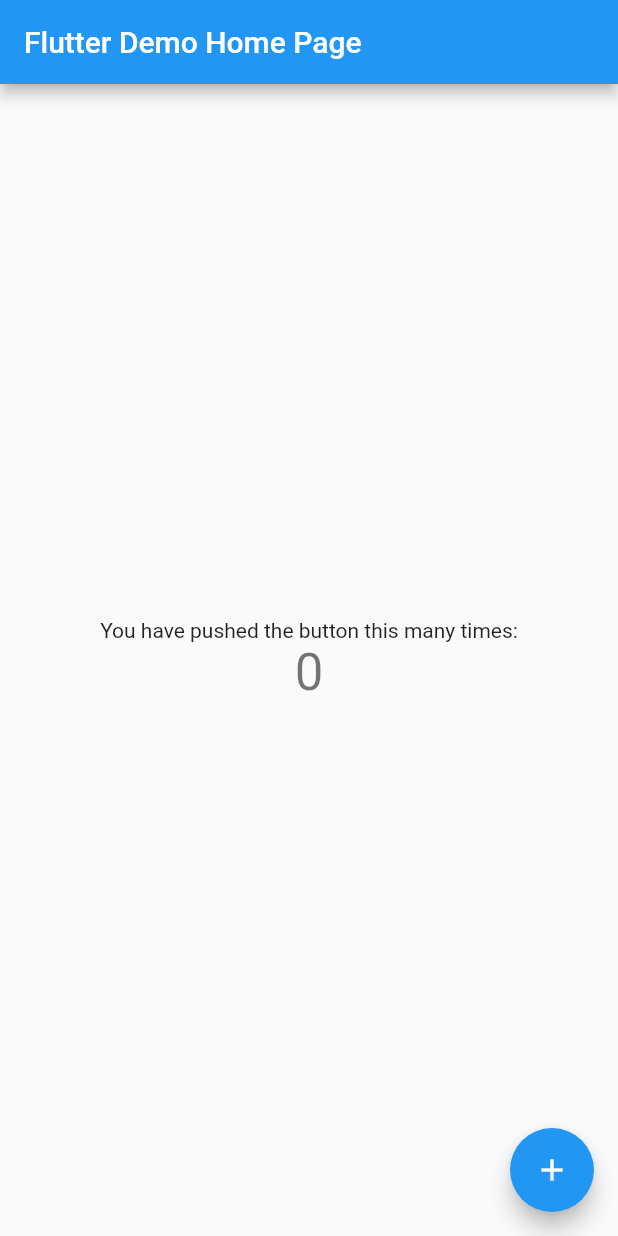
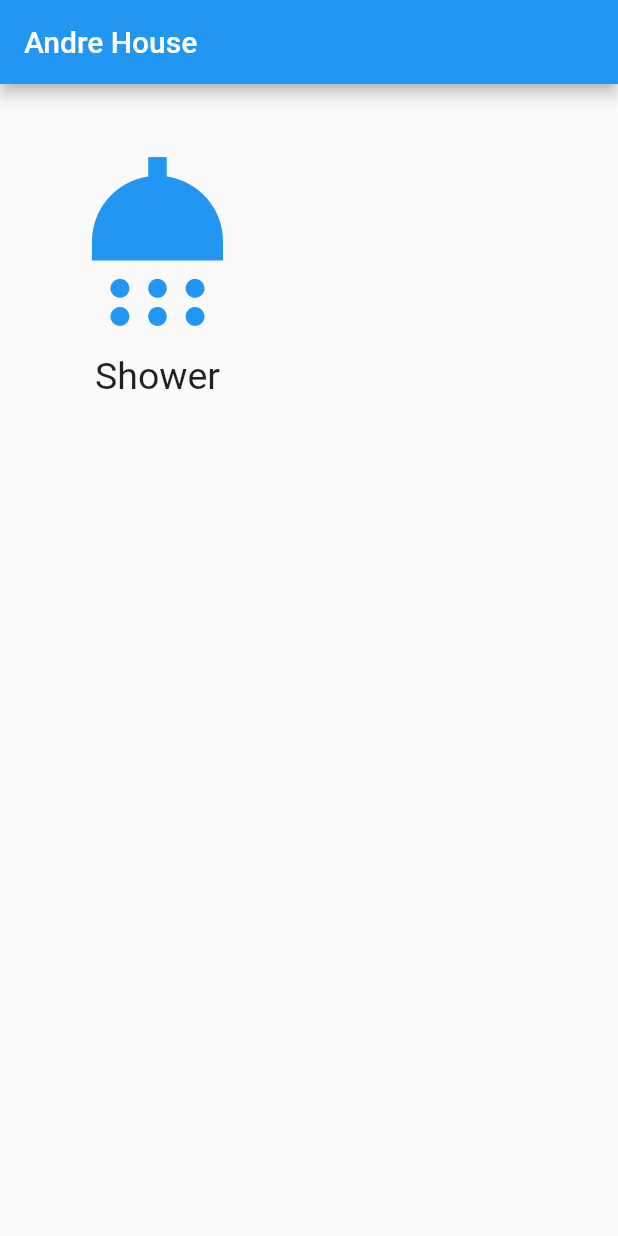
Before and after one commit to elizabethrlemar/AndreHouse, a Flutter app: the screen it shows after launch, on a phone screen of 412 x 824 dp. Run offline on Flutter 3.47's test engine with Material 2 defaults, Android fonts, the phone set to English and light mode, and no system bars.

Commit message:
Add shower widget

```diff
--- a/lib/main.dart
+++ b/lib/main.dart
@@ -1,115 +1,47 @@
 import 'package:flutter/material.dart';
 
-void main() {
-  runApp(const MyApp());
-}
+void main() => runApp(MyApp());
 
 class MyApp extends StatelessWidget {
-  const MyApp({Key? key}) : super(key: key);
-
   // This widget is the root of your application.
   @override
   Widget build(BuildContext context) {
     return MaterialApp(
-      title: 'Flutter Demo',
+      title: 'Flutter Icon Tutorial',
       theme: ThemeData(
-        // This is the theme of your application.
-        //
-        // Try running your application with "flutter run". You'll see the
-        // application has a blue toolbar. Then, without quitting the app, try
-        // changing the primarySwatch below to Colors.green and then invoke
-        // "hot reload" (press "r" in the console where you ran "flutter run",
-        // or simply save your changes to "hot reload" in a Flutter IDE).
-        // Notice that the counter didn't reset back to zero; the application
-        // is not restarted.
         primarySwatch: Colors.blue,
       ),
-      home: const MyHomePage(title: 'Flutter Demo Home Page'),
+      home: MyHomePage(),
     );
   }
 }
 
 class MyHomePage extends StatefulWidget {
-  const MyHomePage({Key? key, required this.title}) : super(key: key);
-
-  // This widget is the home page of your application. It is stateful, meaning
-  // that it has a State object (defined below) that contains fields that affect
-  // how it looks.
-
-  // This class is the configuration for the state. It holds the values (in this
-  // case the title) provided by the parent (in this case the App widget) and
-  // used by the build method of the State. Fields in a Widget subclass are
-  // always marked "final".
-
-  final String title;
-
   @override
-  State<MyHomePage> createState() => _MyHomePageState();
+  _MyHomePageState createState() => _MyHomePageState();
 }
 
 class _MyHomePageState extends State<MyHomePage> {
-  int _counter = 0;
-
-  void _incrementCounter() {
-    setState(() {
-      // This call to setState tells the Flutter framework that something has
-      // changed in this State, which causes it to rerun the build method below
-      // so that the display can reflect the updated values. If we changed
-      // _counter without calling setState(), then the build method would not be
-      // called again, and so nothing would appear to happen.
-      _counter++;
-    });
+  @override
+  Widget build(BuildContext context) {
+    return Scaffold(
+      appBar: AppBar(
+        title: Text('Andre House'),
+      ),
+      body: Column(children: <Widget>[
+        //icon with label below it
+        Container(
+          padding: EdgeInsets.all(30),
+          child: Column(
+            children: <Widget>[
+              Icon(Icons.shower, color:Colors.blue, size: 150),
+              Text('Shower', style: TextStyle(fontSize: 25)),
+            ],
+          ),
+        )
+      ]),
+    );
   }
 
-  @override
-  Widget build(BuildContext context) {
-    // This method is rerun every time setState is called, for instance as done
-    // by the _incrementCounter method above.
-    //
-    // The Flutter framework has been optimized to make rerunning build methods
-    // fast, so that you can just rebuild anything that needs updating rather
-    // than having to individually change instances of widgets.
-    return Scaffold(
-      appBar: AppBar(
-        // Here we take the value from the MyHomePage object that was created by
-        // the App.build method, and use it to set our appbar title.
-        title: Text(widget.title),
-      ),
-      body: Center(
-        // Center is a layout widget. It takes a single child and positions it
-        // in the middle of the parent.
-        child: Column(
-          // Column is also a layout widget. It takes a list of children and
-          // arranges them vertically. By default, it sizes itself to fit its
-          // children horizontally, and tries to be as tall as its parent.
-          //
-          // Invoke "debug painting" (press "p" in the console, choose the
-          // "Toggle Debug Paint" action from the Flutter Inspector in Android
-          // Studio, or the "Toggle Debug Paint" command in Visual Studio Code)
-          // to see the wireframe for each widget.
-          //
-          // Column has various properties to control how it sizes itself and
-          // how it positions its children. Here we use mainAxisAlignment to
-          // center the children vertically; the main axis here is the vertical
-          // axis because Columns are vertical (the cross axis would be
-          // horizontal).
-          mainAxisAlignment: MainAxisAlignment.center,
-          children: <Widget>[
-            const Text(
-              'You have pushed the button this many times:',
-            ),
-            Text(
-              '$_counter',
-              style: Theme.of(context).textTheme.headline4,
-            ),
-          ],
-        ),
-      ),
-      floatingActionButton: FloatingActionButton(
-        onPressed: _incrementCounter,
-        tooltip: 'Increment',
-        child: const Icon(Icons.add),
-      ), // This trailing comma makes auto-formatting nicer for build methods.
-    );
-  }
+
 }
```
